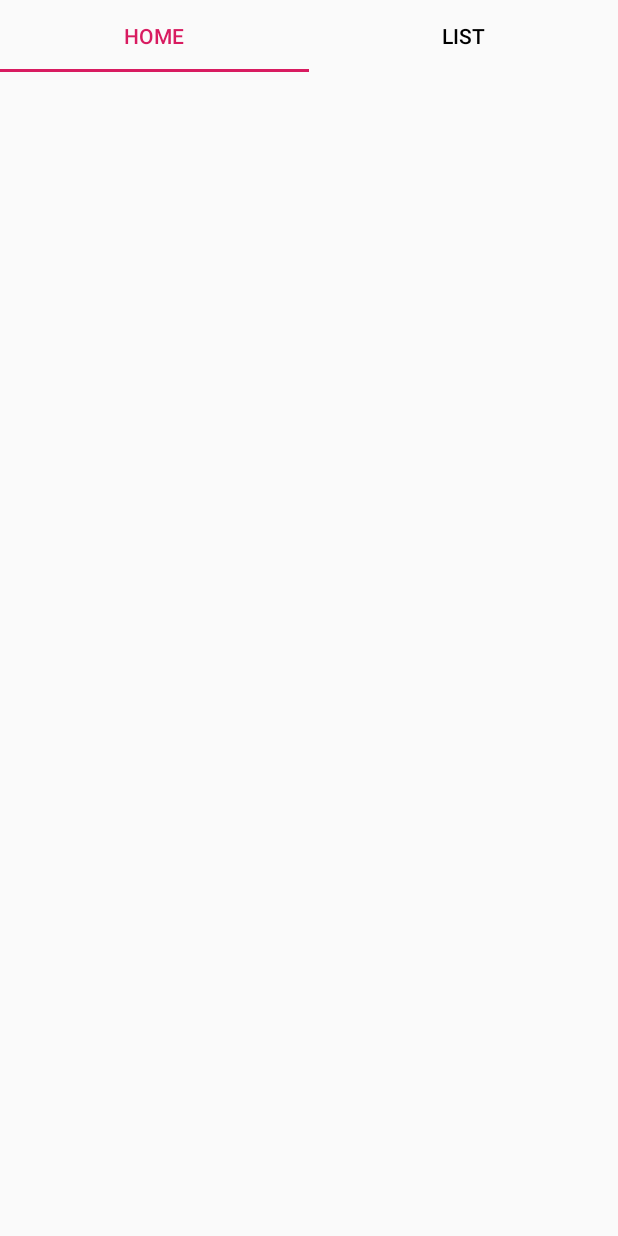
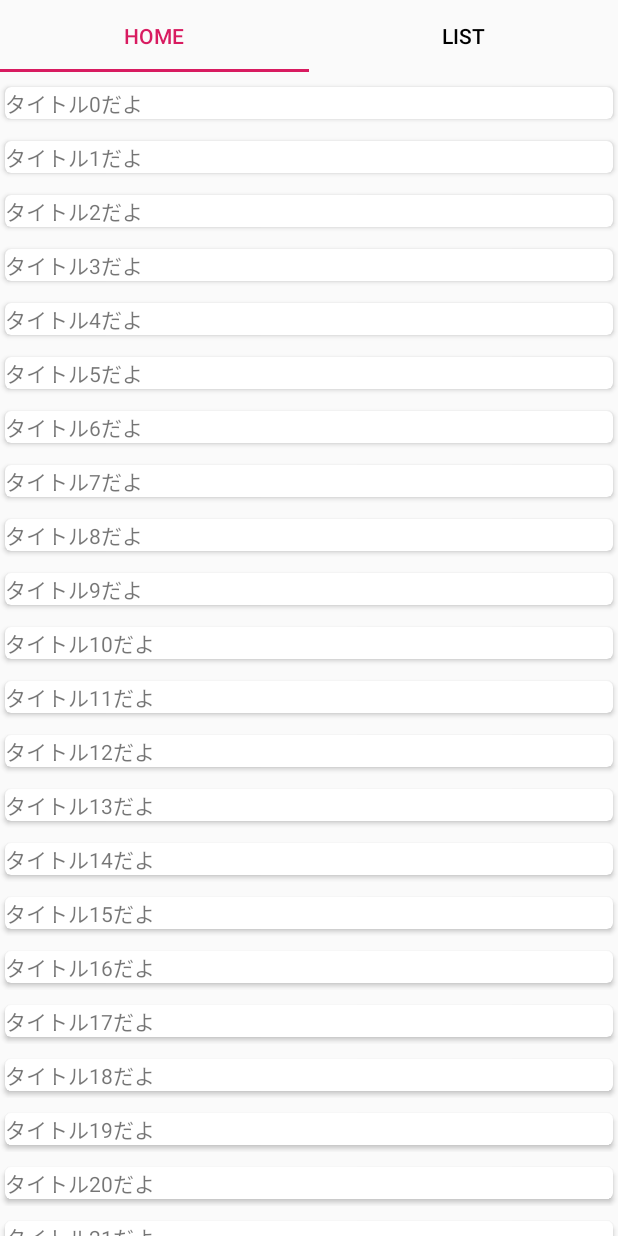
Before and after one commit to hsgw-yuta/MCA, an Android app: the screen it shows after launch (MainActivity), on a phone screen of 412 x 824 dp. Before the commit the screen is almost empty. Run offline under Robolectric (Android 15) with nearby library versions, the phone set to English and light mode, and no system bars.

Commit message:
recyclerviewの簡易版実装

```diff
--- a/app/src/main/java/com/example/mca/View/MainActivity.kt
+++ b/app/src/main/java/com/example/mca/View/MainActivity.kt
@@ -1,10 +1,6 @@
 package com.example.mca.View
 
 import android.os.Bundle
-import com.google.android.material.floatingactionbutton.FloatingActionButton
-import com.google.android.material.snackbar.Snackbar
-import com.google.android.material.tabs.TabLayout
-import androidx.viewpager.widget.ViewPager
 import androidx.appcompat.app.AppCompatActivity
 import com.example.mca.R
 import kotlinx.android.synthetic.main.activity_main.*
--- /dev/null
+++ b/app/src/main/java/com/example/mca/View/MainFragment.kt
@@ -0,0 +1,54 @@
+package com.example.mca.View
+
+import android.os.Bundle
+import android.view.LayoutInflater
+import android.view.View
+import android.view.ViewGroup
+import androidx.fragment.app.Fragment
+import androidx.recyclerview.widget.LinearLayoutManager
+import com.example.mca.R
+import com.example.mca.View.data.RowData
+import com.google.android.material.snackbar.Snackbar
+import kotlinx.android.synthetic.main.fragment_main.*
+
+class MainFragment: Fragment(){
+    override fun onCreateView(inflater: LayoutInflater, container: ViewGroup?, savedInstanceState: Bundle?): View? {
+
+        var view = inflater.inflate(R.layout.fragment_main,container,false)
+        return view
+    }
+
+
+    override fun onViewCreated(view: View, savedInstanceState: Bundle?) {
+        super.onViewCreated(view, savedInstanceState)
+
+        val recyclerView = recycler_list
+        val adapter = ViewAdapter(createDataList(), object : ViewAdapter.ListListener {
+            override fun onClickRow(tappedView: View, rowData: RowData) {
+                this@MainFragment.onClickRow(tappedView, rowData)
+            }
+        })
+
+        recyclerView.setHasFixedSize(true)
+        recyclerView.layoutManager = LinearLayoutManager(activity)
+        recyclerView.adapter = adapter
+    }
+
+    // sampledata
+    private fun createDataList(): List<RowData> {
+        val dataList = mutableListOf<RowData>()
+        for (i in 0..49) {
+            val data: RowData = RowData().also {
+                it.title = "タイトル" + i + "だよ"
+            }
+            dataList.add(data)
+        }
+        return dataList
+    }
+
+    // click処理
+    fun onClickRow(tappedView: View, rowModel: RowData) {
+        Snackbar.make(tappedView, "Replace with your own action tapped ${rowModel.title}", Snackbar.LENGTH_LONG)
+            .setAction("Action", null).show()
+    }
+}
--- a/app/src/main/java/com/example/mca/View/MainFragmet.kt
+++ /dev/null
@@ -1,14 +0,0 @@
-package com.example.mca.View
-
-import android.os.Bundle
-import android.view.LayoutInflater
-import android.view.View
-import android.view.ViewGroup
-import androidx.fragment.app.Fragment
-import com.example.mca.R
-
-class MainFragmet: Fragment(){
-    override fun onCreateView(inflater: LayoutInflater, container: ViewGroup?, savedInstanceState: Bundle?): View? {
-        return inflater.inflate(R.layout.fragment_main,container,false)
-    }
-}
--- a/app/src/main/java/com/example/mca/View/TabAdapter.kt
+++ b/app/src/main/java/com/example/mca/View/TabAdapter.kt
@@ -11,7 +11,7 @@ class TabAdapter(
 
     override fun getItem(position: Int): Fragment {
         when(position){
-            0 -> { return MainFragmet() }
+            0 -> { return MainFragment() }
             else ->  { return SubFragment() }
         }
     }
--- /dev/null
+++ b/app/src/main/java/com/example/mca/View/ViewAdapter.kt
@@ -0,0 +1,45 @@
+package com.example.mca.View
+
+import android.view.LayoutInflater
+import android.view.View
+import android.view.ViewGroup
+import androidx.recyclerview.widget.RecyclerView
+import com.example.mca.R
+import com.example.mca.View.data.RowData
+
+
+/**
+ * ViewAdapter
+ * ViewHolderを生成したりに生成したViewHolderにViewModelをセットしたりする
+ * 一つのLISTに対して一つ
+ * */
+class ViewAdapter(private val itemList:List<RowData>,
+                  private val listlistener: ListListener
+): RecyclerView.Adapter<ViewHolder>() {
+
+    // list_itemのviewを生成しViewHolderを作る
+    override fun onCreateViewHolder(parent: ViewGroup, viewType: Int): ViewHolder {
+        val rowView = LayoutInflater.from(parent.context).inflate(R.layout.list_item,parent,false)
+        return ViewHolder(rowView)
+    }
+
+    // positionをListのindexとしてViewHolderにセット
+    override fun onBindViewHolder(holder: ViewHolder, position: Int) {
+
+        holder.let {
+            it.title?.text = itemList[position].title
+        }
+
+        holder.itemView.setOnClickListener{
+            listlistener.onClickRow(it,itemList[position])
+        }
+    }
+    override fun getItemCount(): Int {
+        return itemList.size
+    }
+
+    interface ListListener {
+        fun onClickRow(tappedView: View, profileData: RowData)
+    }
+
+}
--- /dev/null
+++ b/app/src/main/java/com/example/mca/View/ViewHolder.kt
@@ -0,0 +1,21 @@
+package com.example.mca.View
+
+import android.view.View
+import android.widget.TextView
+import androidx.recyclerview.widget.RecyclerView
+import com.example.mca.R
+
+/**
+ * ViewHolder
+ * アイテムのViewを保持
+ * */
+class ViewHolder (view: View) :RecyclerView.ViewHolder(view){
+    val title : TextView? = view.findViewById(R.id.list_title)
+
+    /*
+    // Listアイテムのクリック
+    interface ItemClickListener{
+        fun onItemClick(view:View,position:Int)
+        fun onItemLongClick(view:View,position:Int)
+    }*/
+}
--- /dev/null
+++ b/app/src/main/java/com/example/mca/View/data/RowData.kt
@@ -0,0 +1,9 @@
+package com.example.mca.View.data
+
+/**
+ * RowData
+ * RecyclerViewの中身のデータクラス
+ * */
+class RowData {
+    var title: String? = null
+}
--- a/app/src/main/res/layout/fragment_main.xml
+++ b/app/src/main/res/layout/fragment_main.xml
@@ -6,11 +6,9 @@
     android:layout_height="match_parent"
     android:gravity="center">
 
-    <androidx.appcompat.widget.AppCompatTextView
-        android:id="@+id/text1"
-        android:layout_width="wrap_content"
-        android:layout_height="wrap_content"
-        android:textSize="20sp"
-        android:textStyle="bold"/>
+    <androidx.recyclerview.widget.RecyclerView
+        android:id="@+id/recycler_list"
+        android:layout_width="match_parent"
+        android:layout_height="match_parent" />
 
 </androidx.appcompat.widget.LinearLayoutCompat>
--- /dev/null
+++ b/app/src/main/res/layout/list_item.xml
@@ -0,0 +1,20 @@
+<?xml version="1.0" encoding="utf-8"?>
+<LinearLayout xmlns:android="http://schemas.android.com/apk/res/android"
+    xmlns:app="http://schemas.android.com/apk/res-auto"
+    android:orientation="vertical"
+    android:layout_width="match_parent"
+    android:layout_height="wrap_content">
+
+    <androidx.cardview.widget.CardView
+        android:layout_width="match_parent"
+        android:layout_height="match_parent"
+        android:layout_marginTop="5dp"
+        app:cardCornerRadius="4dp"
+        app:cardUseCompatPadding="true">
+    <TextView
+        android:id="@+id/list_title"
+        android:layout_width="wrap_content"
+        android:layout_height="wrap_content"/>
+
+    </androidx.cardview.widget.CardView>
+</LinearLayout>
```
